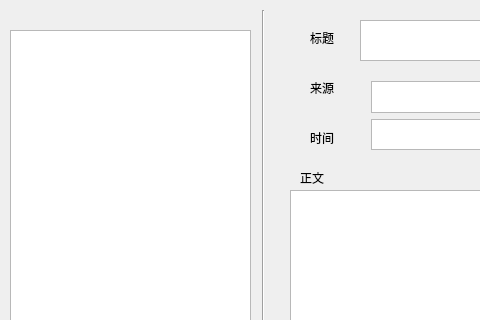
chuchong/DSA-Final--news-searcher, file gui/NewsBox.ui: the form before one commit; both pictures show x 0 to 480 and y 0 to 320 of the 960 by 600 pixel window.
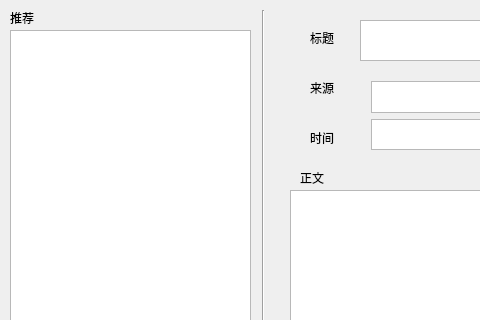
The form after the commit.

Diff of the .ui file:
```diff
--- a/gui/NewsBox.ui
+++ b/gui/NewsBox.ui
@@ -126,6 +126,19 @@
     </item>
    </layout>
   </widget>
+  <widget class="QLabel" name="label_5">
+   <property name="geometry">
+    <rect>
+     <x>10</x>
+     <y>10</y>
+     <width>72</width>
+     <height>15</height>
+    </rect>
+   </property>
+   <property name="text">
+    <string>推荐</string>
+   </property>
+  </widget>
  </widget>
  <layoutdefault spacing="6" margin="11"/>
  <resources/>
```
Left out of the diff: 10 changed lines with no effect on the pictures.
